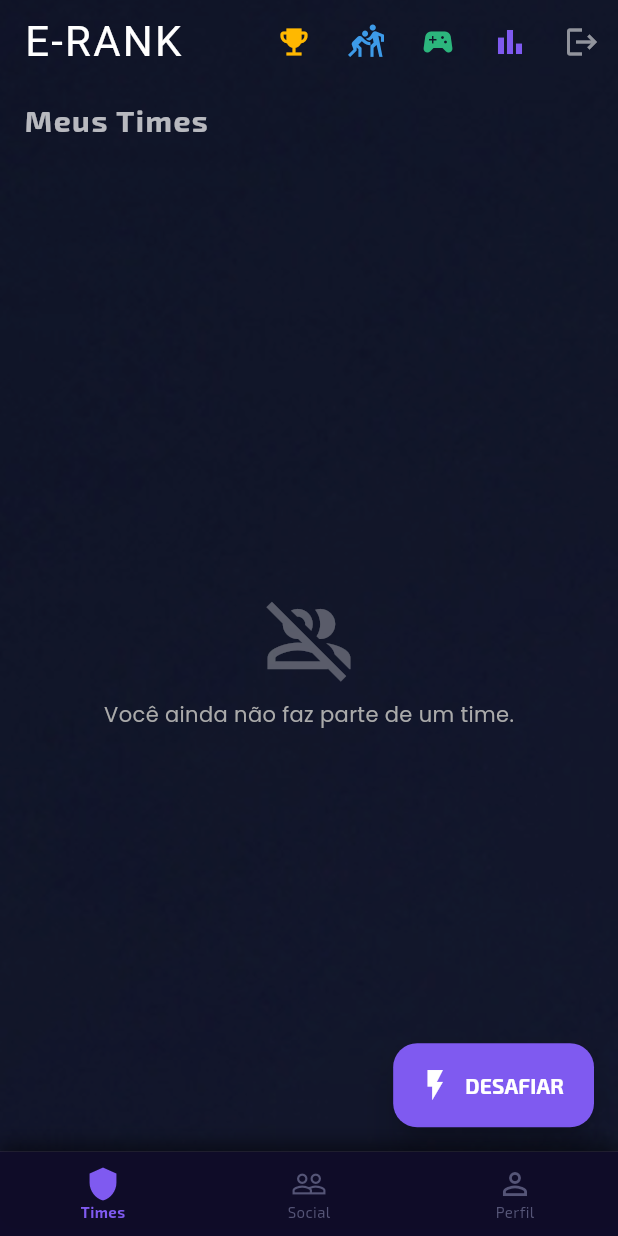
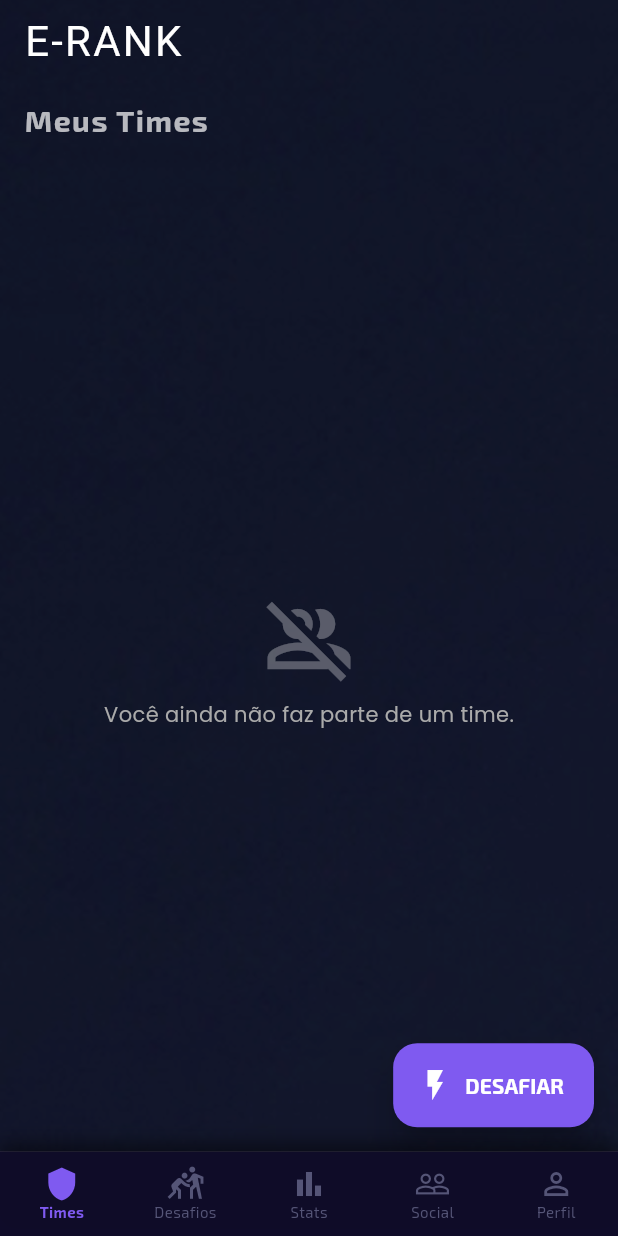
Before and after one commit to ofback/E-rank-Front-End, a Flutter app: the MainNavigatorScreen screen opened directly, on a phone screen of 412 x 824 dp. Run offline on Flutter 3.47's test engine with Material 3 defaults, Android fonts, the phone set to English and light mode, and no system bars; our stand-ins replace flutter_secure_storage, form_field_validator, google_fonts, mask_text_input_formatter; accounts and stored records are empty; network calls fail; Roboto replaces fonts that are missing (Bevan).

Commit message:
feat(nav): refactor bottom navigation to 5 tabs and clean up AppBar
- Create ChallengesHubScreen: unified hub aggregating pending challenges
  and active matches in a single screen with internal TabBar
  (PENDENTES | ATIVAS) and FAB to create challenges
- Expand MainNavigatorScreen from 3 to 5 tabs:
  Início | Desafios | Stats | Social | Perfil
- Switch from ListView to IndexedStack to preserve widget state between tabs
- Move neon background to MainNavigatorScreen level, removing duplication
  from screens that are children of the navigator
- Clean HomeScreen AppBar: remove 4 action buttons (Ranking, Desafios,
  Partidas, Stats) and logout button — navigation now via BottomNav
- Remove _buildActionButton orphan method from HomeScreen
- Remove unused imports from HomeScreen (ActiveMatchesScreen,
  ChallengesListScreen, RankingScreen, StatsScreen)

```diff
--- a/lib/navigation/main_navigator_screen.dart
+++ b/lib/navigation/main_navigator_screen.dart
@@ -1,9 +1,15 @@
 import 'package:erank_app/core/theme/app_colors.dart';
+import 'package:erank_app/screens/challenges/challenges_hub_screen.dart';
 import 'package:erank_app/screens/home_screen.dart';
 import 'package:erank_app/screens/profile/profile_screen.dart';
+import 'package:erank_app/screens/ranking/ranking_screen.dart';
 import 'package:erank_app/screens/social/social_screen.dart';
+import 'package:erank_app/screens/stats/stats_screen.dart';
 import 'package:flutter/material.dart';
+import 'package:google_fonts/google_fonts.dart';
 
+/// Navegador principal do app com 5 abas:
+/// Início | Desafios | Stats | Social | Perfil
 class MainNavigatorScreen extends StatefulWidget {
   const MainNavigatorScreen({super.key});
 
@@ -14,10 +20,12 @@ class MainNavigatorScreen extends StatefulWidget {
 class _MainNavigatorScreenState extends State<MainNavigatorScreen> {
   int _selectedIndex = 0;
 
-  static final List<Widget> _widgetOptions = <Widget>[
-    const HomeScreen(),
-    const SocialScreen(),
-    const ProfileScreen(),
+  static const List<Widget> _screens = [
+    HomeScreen(),
+    ChallengesHubScreen(),
+    StatsScreen(),
+    SocialScreen(),
+    ProfileScreen(),
   ];
 
   void _onItemTapped(int index) {
@@ -32,6 +40,7 @@ class _MainNavigatorScreenState extends State<MainNavigatorScreen> {
       backgroundColor: AppColors.background,
       body: Stack(
         children: [
+          // Background neon global aplicado uma única vez no nível do navigator
           Positioned.fill(
             child: Image.asset(
               'assets/background_neon.png',
@@ -41,14 +50,17 @@ class _MainNavigatorScreenState extends State<MainNavigatorScreen> {
             ),
           ),
           SafeArea(
-            child: _widgetOptions.elementAt(_selectedIndex),
+            child: IndexedStack(
+              index: _selectedIndex,
+              children: _screens,
+            ),
           ),
         ],
       ),
       bottomNavigationBar: Container(
         decoration: BoxDecoration(
           border: const Border(
-            top: BorderSide(color: Colors.white12, width: 0.5),
+            top: BorderSide(color: AppColors.borderSubtle, width: 0.5),
           ),
           boxShadow: [
             BoxShadow(
@@ -59,27 +71,50 @@ class _MainNavigatorScreenState extends State<MainNavigatorScreen> {
           ],
         ),
         child: BottomNavigationBar(
-          items: const <BottomNavigationBarItem>[
+          items: [
             BottomNavigationBarItem(
-              icon: Icon(Icons.shield_outlined),
-              activeIcon: Icon(Icons.shield),
+              icon: const Icon(Icons.shield_outlined),
+              activeIcon: const Icon(Icons.shield),
               label: 'Times',
+              tooltip: 'Meus Times',
             ),
             BottomNavigationBarItem(
-              icon: Icon(Icons.people_outline),
-              activeIcon: Icon(Icons.people),
-              label: 'Social',
+              icon: Stack(
+                clipBehavior: Clip.none,
+                children: const [
+                  Icon(Icons.sports_kabaddi_outlined),
+                ],
+              ),
+              activeIcon: const Icon(Icons.sports_kabaddi),
+              label: 'Desafios',
+              tooltip: 'Desafios e Partidas',
             ),
             BottomNavigationBarItem(
-              icon: Icon(Icons.person_outline),
-              activeIcon: Icon(Icons.person),
+              icon: const Icon(Icons.bar_chart_outlined),
+              activeIcon: const Icon(Icons.bar_chart),
+              label: 'Stats',
+              tooltip: 'Estatísticas',
+            ),
+            BottomNavigationBarItem(
+              icon: const Icon(Icons.people_outline),
+              activeIcon: const Icon(Icons.people),
+              label: 'Social',
+              tooltip: 'Amigos',
+            ),
+            BottomNavigationBarItem(
+              icon: const Icon(Icons.person_outline),
+              activeIcon: const Icon(Icons.person),
               label: 'Perfil',
+              tooltip: 'Meu Perfil',
             ),
           ],
           currentIndex: _selectedIndex,
           selectedItemColor: AppColors.primary,
           unselectedItemColor: AppColors.textDisabled,
           backgroundColor: AppColors.background.withValues(alpha: 0.95),
+          selectedLabelStyle:
+              GoogleFonts.exo2(fontSize: 10, fontWeight: FontWeight.bold),
+          unselectedLabelStyle: GoogleFonts.exo2(fontSize: 10),
           elevation: 0,
           onTap: _onItemTapped,
           type: BottomNavigationBarType.fixed,
--- a/lib/screens/home_screen.dart
+++ b/lib/screens/home_screen.dart
@@ -1,9 +1,5 @@
 import 'package:erank_app/core/theme/app_colors.dart';
-import 'package:erank_app/screens/challenges/active_matches_screen.dart';
-import 'package:erank_app/screens/challenges/challenges_list_screen.dart';
 import 'package:erank_app/screens/challenges/create_challenge_screen.dart';
-import 'package:erank_app/screens/ranking/ranking_screen.dart';
-import 'package:erank_app/screens/stats/stats_screen.dart';
 import 'package:erank_app/screens/teams/team_details_screen.dart';
 import 'package:flutter/material.dart';
 import 'package:erank_app/services/team_service.dart';
@@ -58,37 +54,6 @@ class _HomeScreenState extends State<HomeScreen> {
         backgroundColor: Colors.transparent,
         elevation: 0,
         iconTheme: const IconThemeData(color: AppColors.textPrimary),
-        actions: [
-          _buildActionButton(Icons.emoji_events, AppColors.gold, 'Ranking', () {
-            Navigator.push(context,
-                MaterialPageRoute(builder: (_) => const RankingScreen()));
-          }),
-          _buildActionButton(
-              Icons.sports_kabaddi, AppColors.info, 'Desafios', () {
-            Navigator.push(
-                context,
-                MaterialPageRoute(
-                    builder: (_) => const ChallengesListScreen()));
-          }),
-          _buildActionButton(
-              Icons.sports_esports, AppColors.accent, 'Partidas', () {
-            Navigator.push(context,
-                MaterialPageRoute(builder: (_) => const ActiveMatchesScreen()));
-          }),
-          _buildActionButton(
-              Icons.bar_chart, AppColors.primary, 'Stats', () {
-            Navigator.push(context,
-                MaterialPageRoute(builder: (_) => const StatsScreen()));
-          }),
-          IconButton(
-            icon: Icon(Icons.logout,
-                color: AppColors.textPrimary.withValues(alpha: 0.54)),
-            tooltip: 'Sair',
-            onPressed: () async {
-              await AuthStorage.logout();
-            },
-          ),
-        ],
       ),
       body: Column(
         crossAxisAlignment: CrossAxisAlignment.start,
@@ -161,14 +126,6 @@ class _HomeScreenState extends State<HomeScreen> {
     );
   }
 
-  Widget _buildActionButton(
-      IconData icon, Color color, String tooltip, VoidCallback onTap) {
-    return IconButton(
-      icon: Icon(icon, color: color),
-      tooltip: tooltip,
-      onPressed: onTap,
-    );
-  }
 
   Widget _buildTeamCard(dynamic team) {
     final int teamId = team['id'] ?? 0;
```
Also changed, not shown: lib/screens/challenges/challenges_hub_screen.dart (added, +437 -0 lines).
